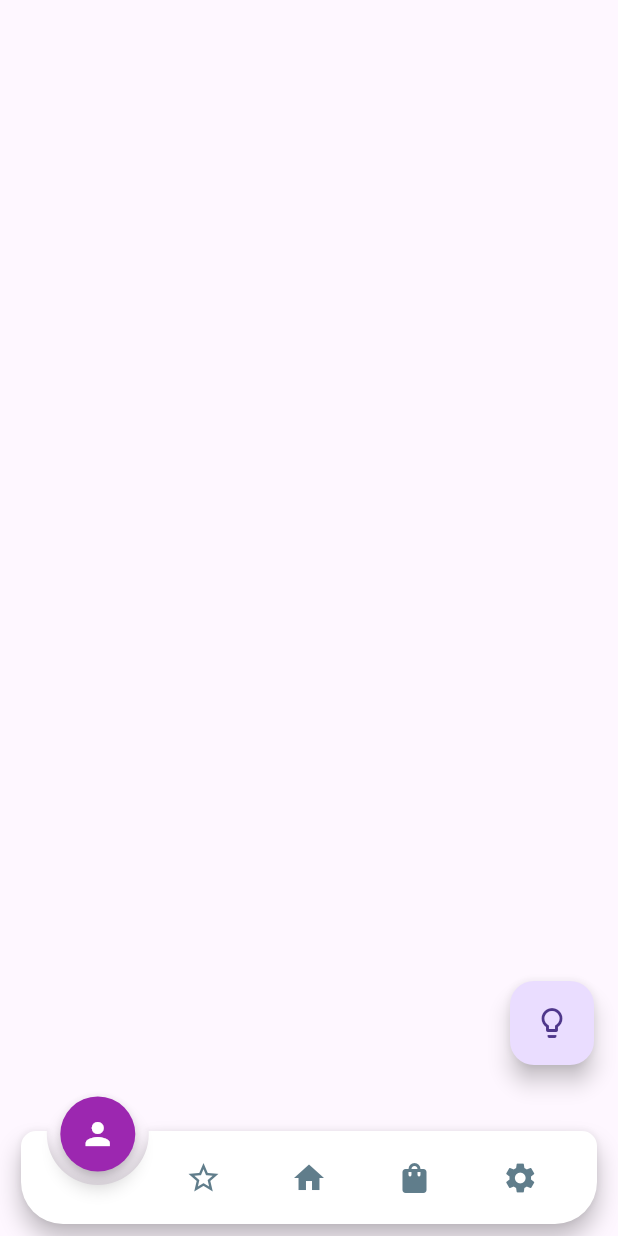
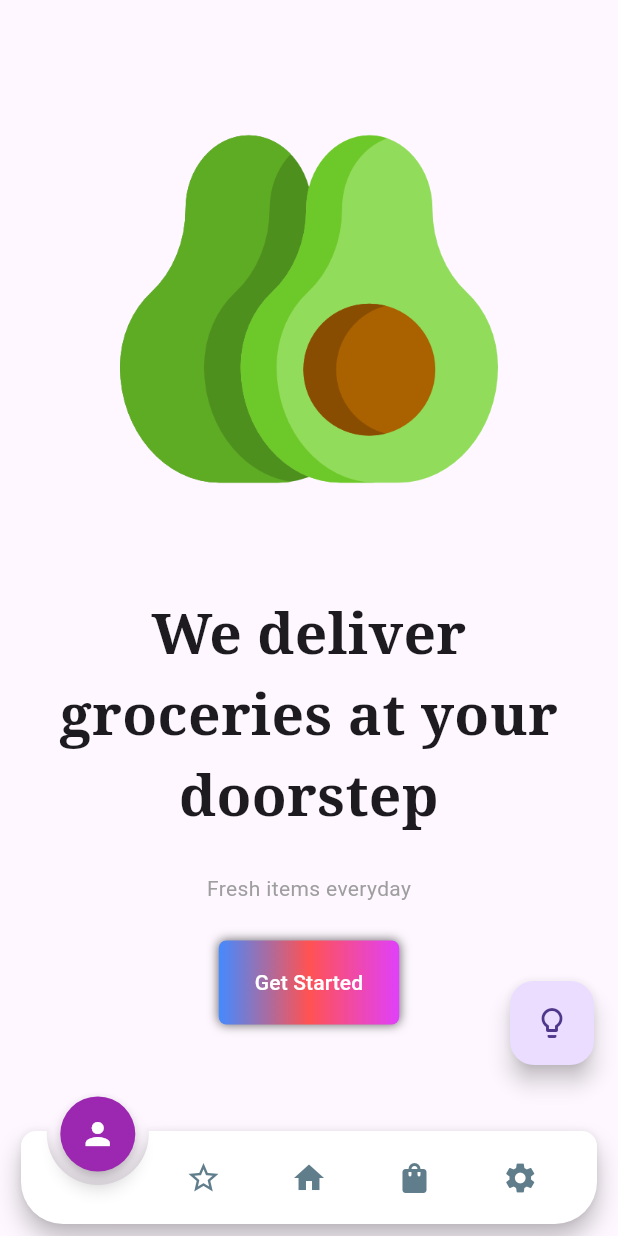
Before and after one commit to Artur1im/online_shop, a Flutter app: the screen it shows after launch, swiped to page 5, on a phone screen of 412 x 824 dp. Run offline on Flutter 3.47's test engine with Material 3 defaults, Android fonts, the phone set to English and light mode, and no system bars; drawn by our look-alikes of animated_notch_bottom_bar; our stand-ins replace bloc, flutter_spinkit, google_fonts, image_picker, nice_buttons; network calls fail.

Commit message:
added mini market in app

```diff
--- a/lib/bloc/shop_bloc.dart
+++ b/lib/bloc/shop_bloc.dart
@@ -1,7 +1,6 @@
 import 'dart:async';
 
 import 'package:bloc/bloc.dart';
-import 'package:meta/meta.dart';
 import 'package:online_shop/model/shop_model.dart';
 
 part 'shop_event.dart';
--- a/lib/bloc/shop_event.dart
+++ b/lib/bloc/shop_event.dart
@@ -1,6 +1,5 @@
 part of 'shop_bloc.dart';
 
-@immutable
 sealed class ShopEvent {}
 
 class ShopFetchInitial extends ShopEvent {}
--- a/lib/bloc/shop_state.dart
+++ b/lib/bloc/shop_state.dart
@@ -1,6 +1,5 @@
 part of 'shop_bloc.dart';
 
-@immutable
 sealed class ShopState {}
 
 class ShopInitial extends ShopState {}
--- a/lib/main.dart
+++ b/lib/main.dart
@@ -1,6 +1,8 @@
 import 'package:flutter/material.dart';
 import 'package:flutter/services.dart';
+import 'package:online_shop/model/cart_model.dart';
 import 'package:online_shop/page/bottom_navigation_bar.dart';
+import 'package:provider/provider.dart';
 
 void main() {
   WidgetsFlutterBinding.ensureInitialized();
@@ -13,26 +15,15 @@ class MyApp extends StatelessWidget {
 
   @override
   Widget build(BuildContext context) {
-    return
-        // MultiBlocProvider(
-        //   providers: [
-        //     BlocProvider(
-        //       create: (context) => ShopBloc(),
-        //       child:
-        MaterialApp(
-      debugShowCheckedModeBanner: false,
-      title: 'Flutter Demo',
-      // theme: ThemeData(
-      //   // colorScheme: ColorScheme.fromSeed(seedColor: Colors.deepPurple),
-      //   useMaterial3: true,
-      // ),
-      theme: ThemeData.light(), // Используем тему светлого режима по умолчанию
-      darkTheme: ThemeData.dark(), //
-      home: const BottomNb(),
+    return ChangeNotifierProvider(
+      create: (context) => CartModel(),
+      child: MaterialApp(
+        debugShowCheckedModeBanner: false,
+        title: 'Flutter Demo',
+        theme: ThemeData.light(),
+        darkTheme: ThemeData.dark(),
+        home: const BottomNb(),
+      ),
     );
-    // )
-    // ],
-    // child: Text('Что то'),
-    // );
   }
 }
--- /dev/null
+++ b/lib/model/cart_model.dart
@@ -0,0 +1,33 @@
+import 'package:flutter/material.dart';
+
+class CartModel extends ChangeNotifier {
+  final List _shopItems = [
+    ["Avocado", "4.00", "assets/img/avocado.png", Colors.green],
+    ["Banana", "2.50", "assets/img/banana.png", Colors.yellow],
+    ["Chicken", "12.80", "assets/img/chicken.png", Colors.brown],
+    ["Water", "1.00", "assets/img/water.png", Colors.blue],
+  ];
+
+  final List _cartItems = [];
+
+  get shopItems => _shopItems;
+  get cartItems => _cartItems;
+
+  void addItemsCart(int index) {
+    _cartItems.add(_shopItems[index]);
+    notifyListeners();
+  }
+
+  void removeItemForCart(int index) {
+    _cartItems.removeAt(index);
+    notifyListeners();
+  }
+
+  String calculateTotal() {
+    double totalPrice = 0;
+    for (int i = 0; i < cartItems.length; i++) {
+      totalPrice += double.parse(cartItems[i][1]);
+    }
+    return totalPrice.toStringAsFixed(2);
+  }
+}
--- a/lib/page/bottom_navigation_bar.dart
+++ b/lib/page/bottom_navigation_bar.dart
@@ -1,6 +1,7 @@
 import 'dart:developer';
 import 'package:animated_notch_bottom_bar/animated_notch_bottom_bar/animated_notch_bottom_bar.dart';
 import 'package:flutter/material.dart';
+import 'package:online_shop/page/intro_page.dart';
 import 'package:online_shop/page/cart.dart';
 import 'package:online_shop/page/drag_me.dart';
 import 'package:online_shop/page/home.dart';
@@ -29,9 +30,9 @@ class _BottomNbState extends State<BottomNb> {
   final List<Widget> bottomBarPages = [
     const Person(),
     const Cart(),
-    Home(),
-    Page4(),
-    const AlertDialog(),
+    const Home(),
+    const Page4(),
+    const IntroPage(),
   ];
 
   bool isDarkMode = false;
--- a/lib/page/cart.dart
+++ b/lib/page/cart.dart
@@ -51,7 +51,8 @@ class _CartState extends State<Cart> {
                     onPress: () {
                       Navigator.push(
                         context,
-                        MaterialPageRoute(builder: (context) => Payment()),
+                        MaterialPageRoute(
+                            builder: (context) => const Payment()),
                       );
                     }),
                 const SizedBox(
--- a/lib/page/home.dart
+++ b/lib/page/home.dart
@@ -5,7 +5,7 @@ import 'package:online_shop/widget/scroll.dart';
 import 'package:online_shop/widget/text_input.dart';
 
 class Home extends StatefulWidget {
-  Home({super.key});
+  const Home({super.key});
 
   @override
   State<Home> createState() => _HomeState();
--- /dev/null
+++ b/lib/page/intro_page.dart
@@ -0,0 +1,44 @@
+import 'package:flutter/material.dart';
+import 'package:google_fonts/google_fonts.dart';
+import 'package:online_shop/page/store_page.dart';
+import 'package:online_shop/widget/button.dart';
+
+class IntroPage extends StatelessWidget {
+  const IntroPage({super.key});
+
+  @override
+  Widget build(BuildContext context) {
+    return Scaffold(
+      body: Column(
+        children: [
+          const SizedBox(height: 40),
+          Padding(
+            padding: const EdgeInsets.symmetric(horizontal: 80, vertical: 40),
+            child: Image.asset('assets/img/avocado.png'),
+          ),
+          Padding(
+            padding: const EdgeInsets.all(24),
+            child: Text(
+              "We deliver groceries at your doorstep",
+              textAlign: TextAlign.center,
+              style: GoogleFonts.notoSerif(
+                  fontSize: 38, fontWeight: FontWeight.bold),
+            ),
+          ),
+          const Text(
+            "Fresh items everyday",
+            style: TextStyle(color: Colors.grey),
+          ),
+          const SizedBox(height: 10),
+          ButtonforOrder(
+            title: 'Get Started',
+            onPress: () => Navigator.pushReplacement(context,
+                MaterialPageRoute(builder: (context) {
+              return const StorePage();
+            })),
+          )
+        ],
+      ),
+    );
+  }
+}
--- a/lib/page/person.dart
+++ b/lib/page/person.dart
@@ -70,7 +70,7 @@ class _PersonState extends State<Person> {
                           builder: (context) => const AdminPage()),
                     );
                   },
-                  child: const Text('sdfdsfdsfdsfdsf'))
+                  child: const Text('Add Product'))
             ],
           ),
         ),
--- a/lib/widget/button.dart
+++ b/lib/widget/button.dart
@@ -50,8 +50,9 @@ class ButtonforOrder extends StatelessWidget {
               ]),
           child: ElevatedButton(
               style: ElevatedButton.styleFrom(
-                primary: Colors.transparent,
-                onSurface: Colors.transparent,
+                backgroundColor: Colors.transparent,
+                disabledForegroundColor: Colors.transparent.withOpacity(0.38),
+                disabledBackgroundColor: Colors.transparent.withOpacity(0.12),
                 shadowColor: Colors.transparent,
               ),
               onPressed: onPress,
--- a/pubspec.yaml
+++ b/pubspec.yaml
@@ -20,6 +20,8 @@ dependencies:
   vibration: ^1.8.4
   flutter_spinkit: ^5.2.0
   image_picker: ^1.0.7
+  google_fonts: ^6.2.1
+  provider: ^6.1.2
 
 dev_dependencies:
   flutter_test:
```
Also changed, not shown: lib/page/alert.dart (deleted, +0 -59 lines), lib/page/cart_page.dart (added, +119 -0 lines), lib/page/store_page.dart (added, +80 -0 lines), lib/widget/grocery_item_title.dart (added, +51 -0 lines), assets/img/avocado.png (added), assets/img/banana.png (added), assets/img/chicken.png (added), assets/img/water.png (added), pubspec.lock, 1 other file.
